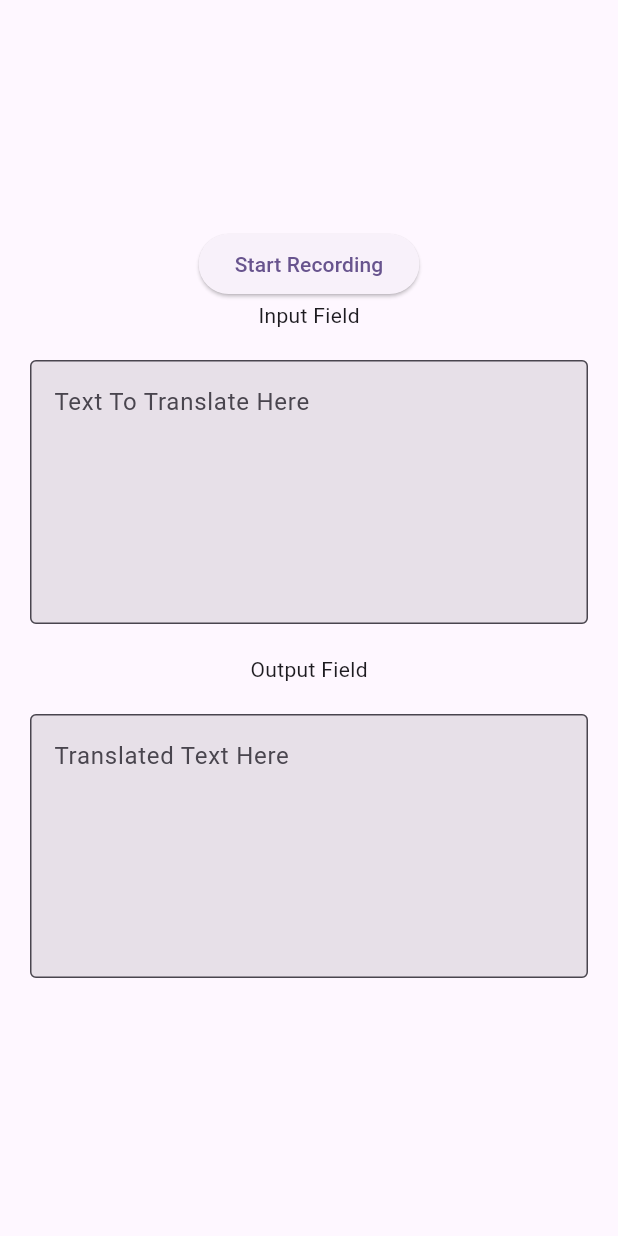
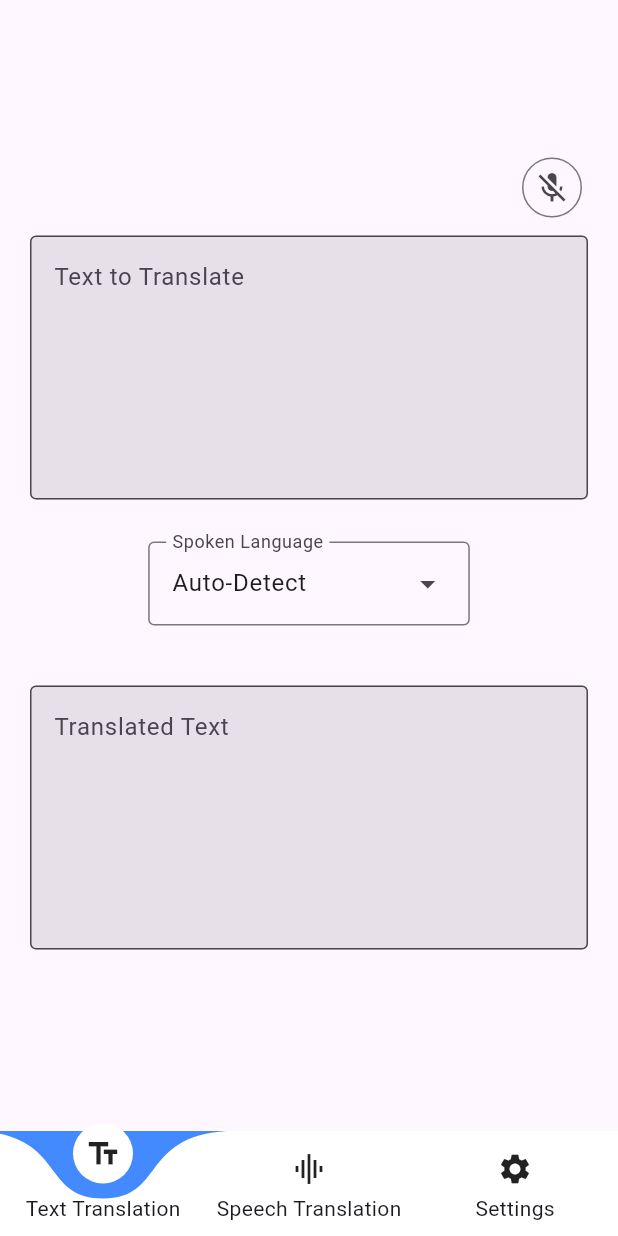
Before and after one commit to Octopieee/bytetranslateflutter, a Flutter app: the screen it shows after launch, on a phone screen of 412 x 824 dp. Run offline on Flutter 3.47's test engine with Material 3 defaults, Android fonts, the phone set to English and light mode, and no system bars; drawn by our look-alikes of curved_labeled_navigation_bar; our stand-ins replace audioplayers, permission_handler; missing offline and left inert: record, whisper_flutter_plus.

Commit message:
Added small changes and prettied code

```diff
--- /dev/null
+++ b/lib/lang_enum.dart
@@ -0,0 +1,15 @@
+part of 'main.dart';
+
+enum LangLabel {
+  auto('Auto-Detect', 'id'),
+  english('English', 'en'),
+  spanish('Spanish', 'es'),
+  french('French', 'fr'),
+  russian('Russian', 'ru'),
+  chinese('Chinese', 'zh'),
+  dutch('Dutch', 'nl');
+
+  const LangLabel(this.label, this.lang);
+  final String label;
+  final String lang;
+}
--- a/lib/main.dart
+++ b/lib/main.dart
@@ -1,15 +1,25 @@
-// ignore_for_file: prefer_const_constructors
-
+import 'dart:async';
 import 'dart:io';
 import 'dart:typed_data';
 
 import 'package:flutter/material.dart';
+import 'package:provider/provider.dart';
+
+import 'package:curved_labeled_navigation_bar/curved_navigation_bar.dart';
+import 'package:curved_labeled_navigation_bar/curved_navigation_bar_item.dart';
+
 import 'package:permission_handler/permission_handler.dart';
-import 'package:provider/provider.dart';
+import 'package:path_provider/path_provider.dart';
+
 import 'package:record/record.dart';
 import 'package:audioplayers/audioplayers.dart';
-import 'package:path_provider/path_provider.dart';
+
 import 'package:whisper_flutter_plus/whisper_flutter_plus.dart';
+
+part 'unfocus_node.dart';
+part 'path_builder.dart';
+part 'lang_enum.dart';
+part 'whisper.dart';
 
 void main() {
   runApp(const MainApp());
@@ -30,7 +40,7 @@ class MainApp extends StatelessWidget {
           useMaterial3: true,
           colorScheme: ColorScheme.fromSeed(seedColor: Colors.deepPurple),
         ),
-        home: HomePage(),
+        home: const HomePage(),
       ),
     );
   }
@@ -46,13 +56,16 @@ class HomePage extends StatefulWidget {
 }
 
 class _HomePageState extends State<HomePage> {
+  int page = 0;
+
   late AudioPlayer audioPlayer;
   late AudioRecorder audioRecord;
   bool isRecording = false;
-  String audioPath = '';
 
-  String dirPath = '';
-  String filePath = '';
+  final textToTranslate = TextEditingController();
+  final translatedTextField = TextEditingController();
+
+  final languageMenu = TextEditingController();
 
   @override
   void initState() {
@@ -67,6 +80,11 @@ class _HomePageState extends State<HomePage> {
 
   @override
   void dispose() {
+    textToTranslate.dispose();
+    translatedTextField.dispose();
+
+    languageMenu.dispose();
+
     audioRecord.dispose();
     audioPlayer.dispose();
 
@@ -74,9 +92,6 @@ class _HomePageState extends State<HomePage> {
   }
 
   Future _requestPerms() async {
-    // PermissionStatus recStatus = await Permission.microphone.request();
-    // print('Microphone Perms: $recStatus');
-
     // Asks for microphone and audio file access permissions
     Map<Permission, PermissionStatus> statuses =
         await [Permission.microphone, Permission.audio].request();
@@ -94,46 +109,6 @@ class _HomePageState extends State<HomePage> {
     }
   }
 
-  Future _buildFilePath() async {
-    // Gets cache directory as string for storing audio file on cache
-    Directory tempDir = await getApplicationDocumentsDirectory();
-    String tempPath = tempDir.path;
-
-    // Create directory string and audio file string
-    setState(() {
-      dirPath = '$tempPath/audio';
-      filePath = '$dirPath/test.wav';
-    });
-
-    debugPrint('|- Directory Path: $dirPath');
-    debugPrint('|- Audio File Path: $filePath');
-
-    // Create directory and audio file
-    await _createDir();
-    await _createFile();
-  }
-
-  Future _createDir() async {
-    // Check if the directory already exists
-    bool isDirCreated = await Directory(dirPath).exists();
-    if (!isDirCreated) {
-      // If it doesn't, create directory
-      Directory(dirPath).create(recursive: true).then((Directory dir) {
-        debugPrint("|- Directory Created At: ${dir.path}");
-      });
-    }
-  }
-
-  Future _createFile() async {
-    // Create file at directory path
-    File(filePath).create(recursive: true).then((File file) async {
-      Uint8List bytes = await file.readAsBytes();
-      file.writeAsBytes(bytes, mode: FileMode.writeOnly);
-
-      debugPrint('|- Audio File Created At: ${file.path}');
-    });
-  }
-
   Future<void> _startRecording() async {
     try {
       await _requestPerms();
@@ -148,7 +123,7 @@ class _HomePageState extends State<HomePage> {
 
         debugPrint('|- Recording Config: $recConfig');
 
-        await audioRecord.start(RecordConfig(), path: filePath);
+        await audioRecord.start(const RecordConfig(), path: filePath);
 
         setState(() {
           isRecording = true;
@@ -182,50 +157,39 @@ class _HomePageState extends State<HomePage> {
     }
   }
 
-  Future _translate() async {
-    try {
-      WhisperModel model = WhisperModel.base;
-      final Whisper whisper = Whisper(model: WhisperModel.base);
-      debugPrint('|- Whisper Model Loaded: ${model.modelName}');
-
-      final String? whisperVersion = await whisper.getVersion();
-      debugPrint('|- Whisper Version: $whisperVersion');
-
-      debugPrint('|- Whisper Is Working...');
-      var whisperResponse = await whisper.transcribe(
-        transcribeRequest: TranscribeRequest(
-          audio: audioPath,
-          isTranslate: true,
-          isNoTimestamps: false,
-          splitOnWord: false,
-        ),
-      );
-
-      final String translatedText = whisperResponse.text;
-      print('|- Done! Whisper\'s Output: $translatedText');
-
-      return translatedText;
-    } catch (e) {
-      debugPrint('[!!!]- Error: _translate() -> $e');
-    }
-  }
-
   @override
   Widget build(BuildContext context) {
     return Scaffold(
+        bottomNavigationBar: CurvedNavigationBar(
+          backgroundColor: Colors.blueAccent,
+          items: const [
+            CurvedNavigationBarItem(
+              child: Icon(Icons.text_fields),
+              label: 'Text Translation',
+            ),
+            CurvedNavigationBarItem(
+              child: Icon(Icons.multitrack_audio),
+              label: 'Speech Translation',
+            ),
+            CurvedNavigationBarItem(
+              child: Icon(Icons.settings),
+              label: 'Settings',
+            ),
+          ],
+          onTap: (index) {
+            setState(() {
+              page = index;
+            });
+
+            debugPrint('|- Current Page Index: $page');
+          },
+        ),
         body: Center(
           child: Column(
             mainAxisAlignment: MainAxisAlignment.center,
             children: [
               // Button Row
               if (isRecording) const Text('Recording in Progress'),
-            Column(
-              children: [
-                ElevatedButton(
-                    onPressed: isRecording ? _stopRecording : _startRecording,
-                    child: isRecording
-                        ? const Text('Stop Recording')
-                        : const Text('Start Recording')),
               if (!isRecording && audioPath != null && audioPath.isNotEmpty)
                 Row(
                   mainAxisSize: MainAxisSize.min,
@@ -233,45 +197,99 @@ class _HomePageState extends State<HomePage> {
                     ElevatedButton(
                         onPressed: _playRecording,
                         child: const Text('Play Recording')),
-                      SizedBox(width: 20),
+                    const SizedBox(width: 20),
                     ElevatedButton(
-                          onPressed: _translate,
+                        onPressed: () {
+                          _translate().then(
+                              (value) => translatedTextField.text = value);
+                        },
                         child: const Text('Translate')),
                   ],
+                ),
+              Row(
+                mainAxisAlignment: MainAxisAlignment.end,
+                children: [
+                  Padding(
+                    padding: const EdgeInsets.symmetric(
+                      vertical: 0.0,
+                      horizontal: 20.0,
+                    ),
+                    child: IconButton.outlined(
+                      isSelected: isRecording,
+                      icon: const Icon(Icons.mic_off),
+                      selectedIcon: const Icon(Icons.mic),
+                      onPressed: () {
+                        setState(() {
+                          isRecording = !isRecording;
+                        });
+
+                        isRecording ? _startRecording() : _stopRecording();
+                      },
+                    ),
                   ),
                 ],
               ),
 
               // Text Field: Text to Translate
-            Text('Input Field'),
               Padding(
-              padding: EdgeInsets.all(20.0),
+                padding:
+                    const EdgeInsets.symmetric(vertical: 8.0, horizontal: 20.0),
                 child: TextField(
+                    controller: textToTranslate,
                     maxLines: 6,
                     keyboardType: TextInputType.multiline,
-                  decoration: InputDecoration(
+                    decoration: const InputDecoration(
+                      label: Text('Text to Translate'),
+                      alignLabelWithHint: true,
                       border: OutlineInputBorder(),
-                    hintText: 'Text To Translate Here',
+                      hintText: 'Text to translate here...',
                       filled: true,
                     )),
               ),
 
+              // Language Selection
+              Padding(
+                padding: const EdgeInsets.all(20.0),
+                child: DropdownMenu<LangLabel>(
+                  initialSelection: LangLabel.auto,
+                  controller: languageMenu,
+                  requestFocusOnTap: true,
+                  label: const Text('Spoken Language'),
+                  onSelected: (LangLabel? lang) {
+                    setState(() {
+                      spokenLang = lang as LangLabel;
+                    });
+                    debugPrint('|- Current Language: $spokenLang');
+                  },
+                  dropdownMenuEntries: LangLabel.values
+                      .map<DropdownMenuEntry<LangLabel>>((LangLabel lang) {
+                    return DropdownMenuEntry<LangLabel>(
+                      value: lang,
+                      label: lang.label,
+                    );
+                  }).toList(),
+                ),
+              ),
+
               // Text Field: Whisper Output Text
-            Text('Output Field'),
               Padding(
-              padding: EdgeInsets.all(20.0),
+                padding: const EdgeInsets.all(20.0),
                 child: TextField(
+                    controller: translatedTextField,
                     maxLines: 6,
                     keyboardType: TextInputType.multiline,
-                  decoration: InputDecoration(
+                    enableInteractiveSelection: false,
+                    focusNode: UnfocusNode(),
+                    decoration: const InputDecoration(
+                      label: Text('Translated Text'),
+                      alignLabelWithHint: true,
                       border: OutlineInputBorder(),
-                    hintText: 'Translated Text Here',
+                      hintText: 'Translated text outputs here...',
                       filled: true,
                     )),
               ),
             ],
           ),
-      ),
-    );
+        ));
   }
 }
--- /dev/null
+++ b/lib/unfocus_node.dart
@@ -0,0 +1,6 @@
+part of 'main.dart';
+
+class UnfocusNode extends FocusNode {
+  @override
+  bool get hasFocus => false;
+}
--- a/pubspec.yaml
+++ b/pubspec.yaml
@@ -8,6 +8,7 @@ environment:
 
 dependencies:
     audioplayers: ^5.2.1
+    curved_labeled_navigation_bar: ^2.0.2
     flutter:
         sdk: flutter
     path_provider: ^2.1.1
```
Also changed, not shown: lib/path_builder.dart (added, +43 -0 lines), lib/whisper.dart (added, +48 -0 lines), pubspec.lock. Lines whose indentation alone changed are shown as unchanged.
